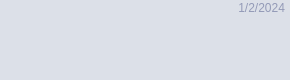
MapleBKL/sticky-notes, file sticky-notes/listnoteitem.ui: the form before one commit.
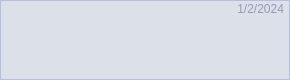
The form after the commit. Icons and pictures are not drawn.

Commit message: changed main window color

Diff of the .ui file:
```diff
--- a/sticky-notes/listnoteitem.ui
+++ b/sticky-notes/listnoteitem.ui
@@ -44,6 +44,8 @@
   </property>
   <property name="styleSheet">
    <string notr="true">QWidget#ListNoteItem {
+	border: 1px solid;
+	border-color: #B5BFE2;
 	background-color: #DCE0E8;
 }
 
@@ -117,8 +119,8 @@
   <widget class="QLabel" name="labelDate">
    <property name="geometry">
     <rect>
-     <x>225</x>
-     <y>0</y>
+     <x>224</x>
+     <y>1</y>
      <width>60</width>
      <height>16</height>
     </rect>
@@ -138,8 +140,8 @@
   <widget class="QPushButton" name="btnDelete">
    <property name="geometry">
     <rect>
-     <x>260</x>
-     <y>50</y>
+     <x>259</x>
+     <y>49</y>
      <width>30</width>
      <height>30</height>
     </rect>
@@ -163,8 +165,8 @@
   <widget class="QPushButton" name="btnOpen">
    <property name="geometry">
     <rect>
-     <x>230</x>
-     <y>50</y>
+     <x>229</x>
+     <y>49</y>
      <width>30</width>
      <height>30</height>
     </rect>
```
The commit also changes 3 other files.
